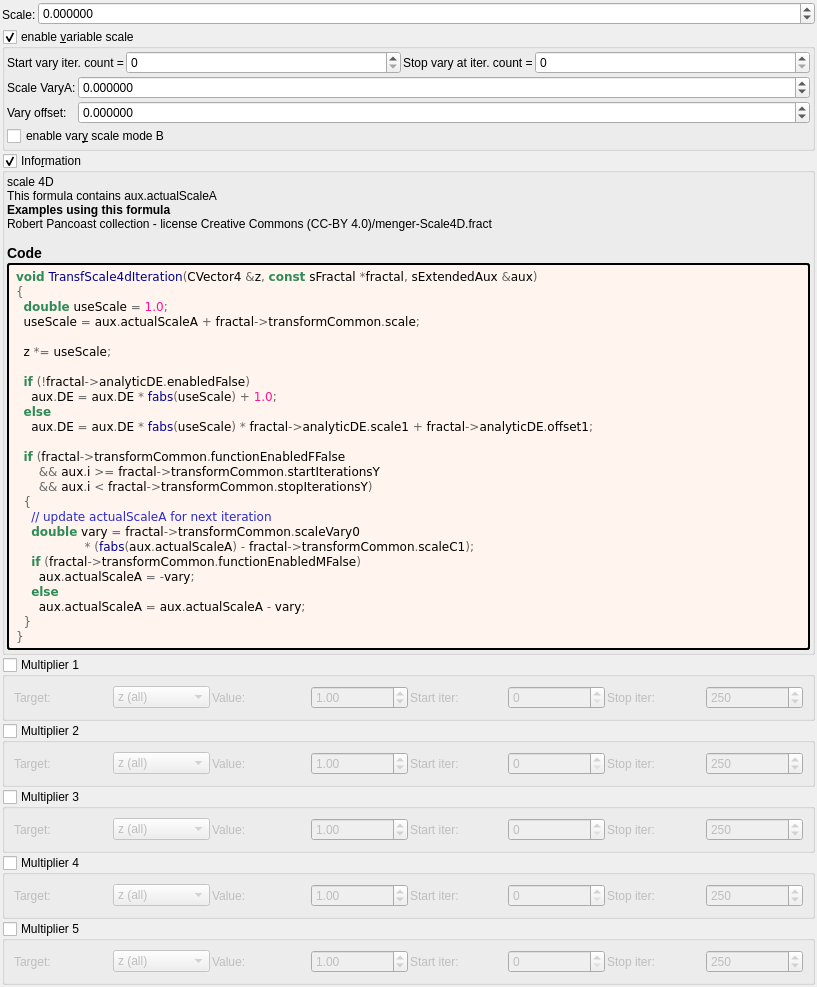
Qt form mandelbulber2/formula/ui/transf_scale4d.ui (irinox-ctrl/mandelbulber2) before a commit.
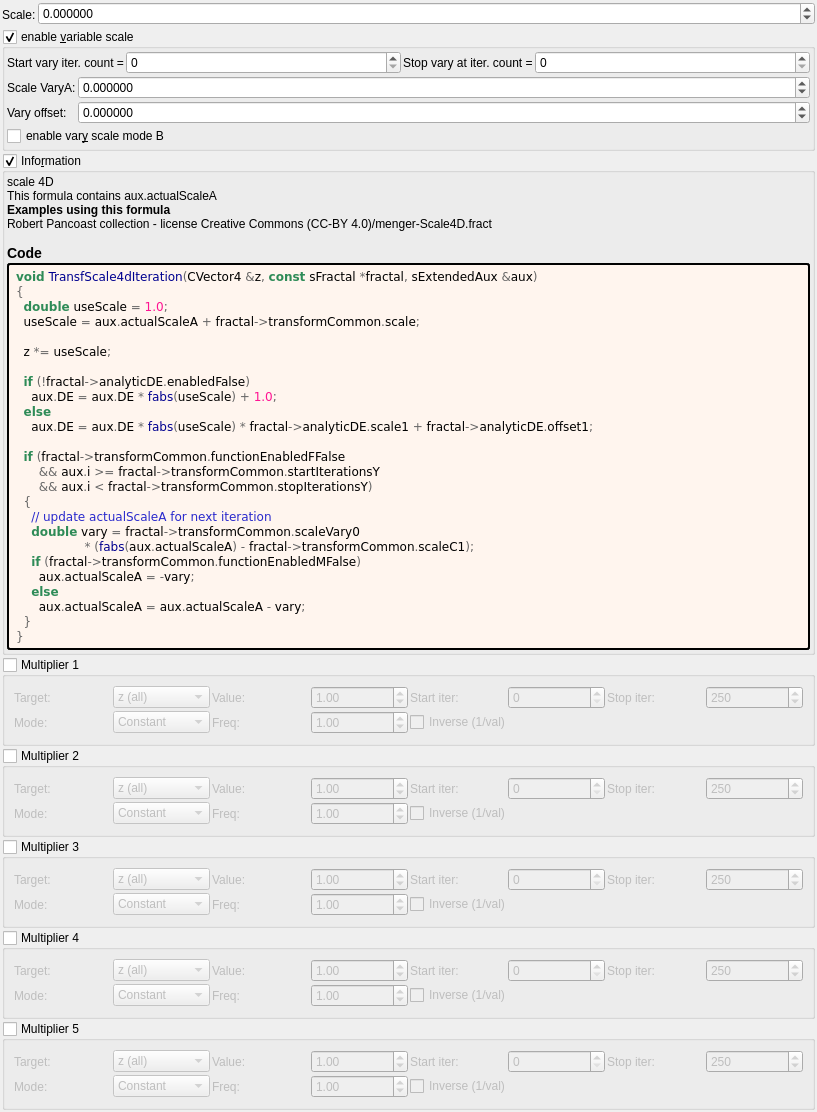
The same form after that commit. Custom widgets are drawn as their Qt base class.

Commit message: feat: enhanced multiplier system — value modes, inverse, extended targets, GPU bypass

What changed in the file:
```diff
--- a/mandelbulber2/formula/ui/transf_scale4d.ui
+++ b/mandelbulber2/formula/ui/transf_scale4d.ui
@@ -383,6 +383,30 @@
         <property name="value"><number>250</number></property>
        </widget>
       </item>
+      <item row="1" column="0">
+       <widget class="QLabel"><property name="text"><string>Mode:</string></property></widget>
+      </item>
+      <item row="1" column="1">
+       <widget class="MyComboBox" name="comboBox_transf_multiplier_value_mode_1">
+        <item><property name="text"><string notr="true">Constant</string></property></item>
+        <item><property name="text"><string notr="true">Sine</string></property></item>
+        <item><property name="text"><string notr="true">Ramp</string></property></item>
+       </widget>
+      </item>
+      <item row="1" column="2">
+       <widget class="QLabel"><property name="text"><string>Freq:</string></property></widget>
+      </item>
+      <item row="1" column="3">
+       <widget class="MyDoubleSpinBox" name="spinbox_transf_multiplier_frequency_1">
+        <property name="minimum"><double>0.01</double></property><property name="maximum"><double>100.0</double></property>
+        <property name="singleStep"><double>0.1</double></property><property name="value"><double>1.0</double></property>
+       </widget>
+      </item>
+      <item row="1" column="4" colspan="2">
+       <widget class="MyCheckBox" name="checkBox_transf_multiplier_inverse_1">
+        <property name="text"><string>Inverse (1/val)</string></property>
+       </widget>
+      </item>
      </layout>
     </widget>
    </item>
@@ -434,6 +458,30 @@
         <property name="value"><number>250</number></property>
        </widget>
       </item>
+      <item row="1" column="0">
+       <widget class="QLabel"><property name="text"><string>Mode:</string></property></widget>
+      </item>
+      <item row="1" column="1">
+       <widget class="MyComboBox" name="comboBox_transf_multiplier_value_mode_2">
+        <item><property name="text"><string notr="true">Constant</string></property></item>
+        <item><property name="text"><string notr="true">Sine</string></property></item>
+        <item><property name="text"><string notr="true">Ramp</string></property></item>
+       </widget>
+      </item>
+      <item row="1" column="2">
+       <widget class="QLabel"><property name="text"><string>Freq:</string></property></widget>
+      </item>
+      <item row="1" column="3">
+       <widget class="MyDoubleSpinBox" name="spinbox_transf_multiplier_frequency_2">
+        <property name="minimum"><double>0.01</double></property><property name="maximum"><double>100.0</double></property>
+        <property name="singleStep"><double>0.1</double></property><property name="value"><double>1.0</double></property>
+       </widget>
+      </item>
+      <item row="1" column="4" colspan="2">
+       <widget class="MyCheckBox" name="checkBox_transf_multiplier_inverse_2">
+        <property name="text"><string>Inverse (1/val)</string></property>
+       </widget>
+      </item>
      </layout>
     </widget>
    </item>
@@ -485,6 +533,30 @@
         <property name="value"><number>250</number></property>
        </widget>
       </item>
+      <item row="1" column="0">
+       <widget class="QLabel"><property name="text"><string>Mode:</string></property></widget>
+      </item>
+      <item row="1" column="1">
+       <widget class="MyComboBox" name="comboBox_transf_multiplier_value_mode_3">
+        <item><property name="text"><string notr="true">Constant</string></property></item>
+        <item><property name="text"><string notr="true">Sine</string></property></item>
+        <item><property name="text"><string notr="true">Ramp</string></property></item>
+       </widget>
+      </item>
+      <item row="1" column="2">
+       <widget class="QLabel"><property name="text"><string>Freq:</string></property></widget>
+      </item>
+      <item row="1" column="3">
+       <widget class="MyDoubleSpinBox" name="spinbox_transf_multiplier_frequency_3">
+        <property name="minimum"><double>0.01</double></property><property name="maximum"><double>100.0</double></property>
+        <property name="singleStep"><double>0.1</double></property><property name="value"><double>1.0</double></property>
+       </widget>
+      </item>
+      <item row="1" column="4" colspan="2">
+       <widget class="MyCheckBox" name="checkBox_transf_multiplier_inverse_3">
+        <property name="text"><string>Inverse (1/val)</string></property>
+       </widget>
+      </item>
      </layout>
     </widget>
    </item>
@@ -536,6 +608,30 @@
         <property name="value"><number>250</number></property>
        </widget>
       </item>
+      <item row="1" column="0">
+       <widget class="QLabel"><property name="text"><string>Mode:</string></property></widget>
+      </item>
+      <item row="1" column="1">
+       <widget class="MyComboBox" name="comboBox_transf_multiplier_value_mode_4">
+        <item><property name="text"><string notr="true">Constant</string></property></item>
+        <item><property name="text"><string notr="true">Sine</string></property></item>
+        <item><property name="text"><string notr="true">Ramp</string></property></item>
+       </widget>
+      </item>
+      <item row="1" column="2">
+       <widget class="QLabel"><property name="text"><string>Freq:</string></property></widget>
+      </item>
+      <item row="1" column="3">
+       <widget class="MyDoubleSpinBox" name="spinbox_transf_multiplier_frequency_4">
+        <property name="minimum"><double>0.01</double></property><property name="maximum"><double>100.0</double></property>
+        <property name="singleStep"><double>0.1</double></property><property name="value"><double>1.0</double></property>
+       </widget>
+      </item>
+      <item row="1" column="4" colspan="2">
+       <widget class="MyCheckBox" name="checkBox_transf_multiplier_inverse_4">
+        <property name="text"><string>Inverse (1/val)</string></property>
+       </widget>
+      </item>
      </layout>
     </widget>
    </item>
@@ -587,6 +683,30 @@
         <property name="value"><number>250</number></property>
        </widget>
       </item>
+      <item row="1" column="0">
+       <widget class="QLabel"><property name="text"><string>Mode:</string></property></widget>
+      </item>
+      <item row="1" column="1">
+       <widget class="MyComboBox" name="comboBox_transf_multiplier_value_mode_5">
+        <item><property name="text"><string notr="true">Constant</string></property></item>
+        <item><property name="text"><string notr="true">Sine</string></property></item>
+        <item><property name="text"><string notr="true">Ramp</string></property></item>
+       </widget>
+      </item>
+      <item row="1" column="2">
+       <widget class="QLabel"><property name="text"><string>Freq:</string></property></widget>
+      </item>
+      <item row="1" column="3">
+       <widget class="MyDoubleSpinBox" name="spinbox_transf_multiplier_frequency_5">
+        <property name="minimum"><double>0.01</double></property><property name="maximum"><double>100.0</double></property>
+        <property name="singleStep"><double>0.1</double></property><property name="value"><double>1.0</double></property>
+       </widget>
+      </item>
+      <item row="1" column="4" colspan="2">
+       <widget class="MyCheckBox" name="checkBox_transf_multiplier_inverse_5">
+        <property name="text"><string>Inverse (1/val)</string></property>
+       </widget>
+      </item>
      </layout>
     </widget>
    </item>
```
Left out of the diff: 20 changed lines with no effect on the pictures. The commit also changes 6083 other files.
